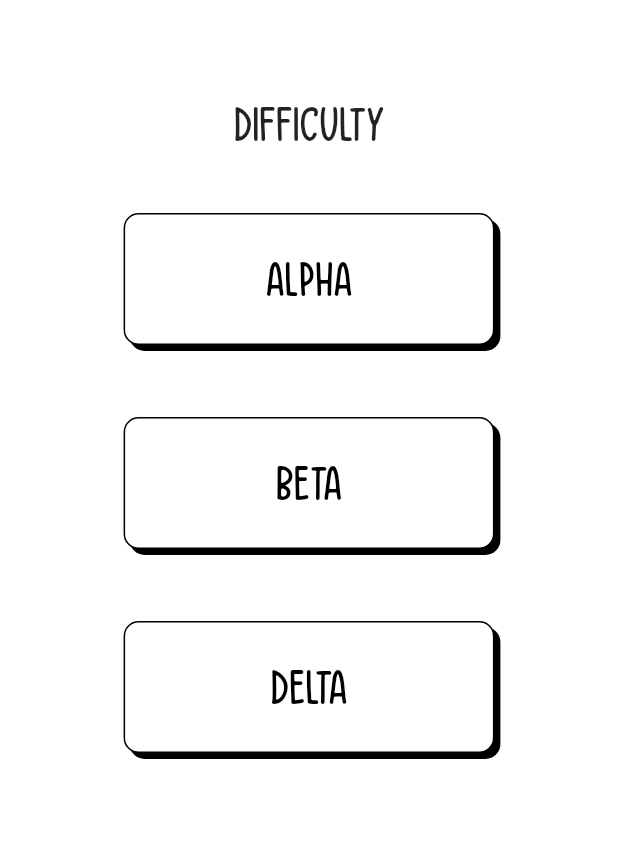
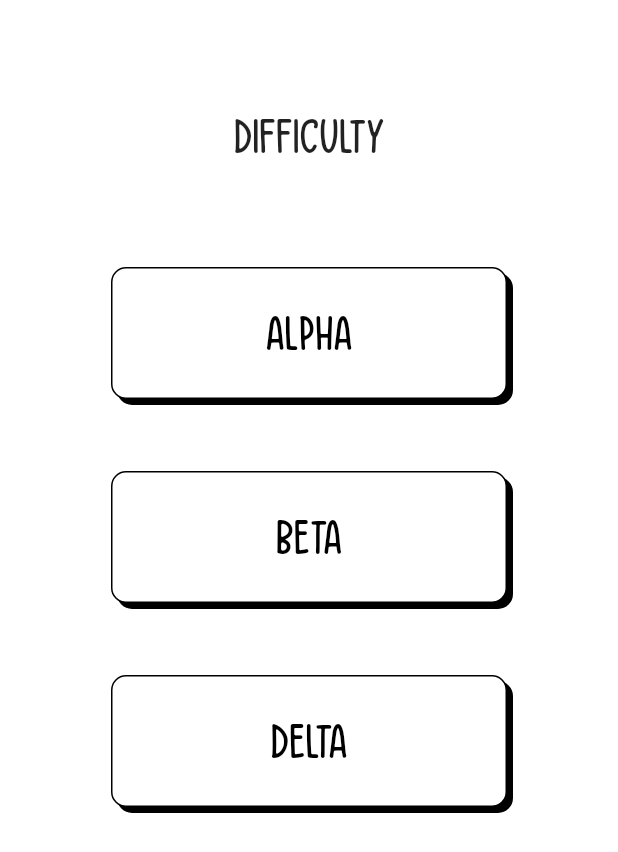
Before and after one commit to dylan-develop/leave_me_alone, a Flutter app: the screen it shows after launch, after a tap on "start now", on a phone screen of 412 x 824 dp. Shown: the top 852 px of the screen. Run offline on Flutter 3.47's test engine with Material 2 defaults, Android fonts, the phone set to English and light mode, and no system bars; our stand-ins replace beamer, bloc, equatable, flutter_bloc, flutter_svg.

Commit message:
Update difficulties page

```diff
--- a/lib/components/app_header.dart
+++ b/lib/components/app_header.dart
@@ -40,7 +40,6 @@ class AppHeader extends StatelessWidget {
                   onTap: () {
                     showSlideDialog(
                       context: context,
-                      beginOffset: const Offset(-1, 0),
                       child: const SideMenu(),
                     );
                   },
--- a/lib/components/elevated_button.dart
+++ b/lib/components/elevated_button.dart
@@ -7,6 +7,7 @@ class CustomElevatedButton extends StatefulWidget {
   final double fontSize;
   final String fontFamily;
   final EdgeInsets? padding;
+  final Function(bool isHover)? onHoverCallback;
 
   const CustomElevatedButton({
     Key? key,
@@ -15,6 +16,7 @@ class CustomElevatedButton extends StatefulWidget {
     this.fontSize = 24,
     this.fontFamily = 'HandWriting',
     this.padding,
+    this.onHoverCallback,
   }) : super(key: key);
 
   @override
@@ -31,12 +33,14 @@ class _CustomElevatedButtonState extends State<CustomElevatedButton> {
       cursor: SystemMouseCursors.click,
       onEnter: (onEnter) {
         onHover = true;
+        widget.onHoverCallback?.call(true);
         setState(() {
           isTapped = true;
         });
       },
       onExit: (onExit) {
         onHover = false;
+        widget.onHoverCallback?.call(false);
         setState(() {
           isTapped = false;
         });
@@ -49,6 +53,7 @@ class _CustomElevatedButtonState extends State<CustomElevatedButton> {
           setState(() {
             isTapped = true;
           });
+          widget.onHoverCallback?.call(true);
         },
         onTapUp: (event) {
           setState(() {
@@ -56,6 +61,7 @@ class _CustomElevatedButtonState extends State<CustomElevatedButton> {
               isTapped = false;
             }
           });
+          widget.onHoverCallback?.call(false);
         },
         onTapCancel: () {
           setState(() {
@@ -63,6 +69,7 @@ class _CustomElevatedButtonState extends State<CustomElevatedButton> {
               isTapped = false;
             }
           });
+          widget.onHoverCallback?.call(false);
         },
         child: LayoutBuilder(
           builder: (context, constraints) {
--- a/lib/helpers/modal_helper.dart
+++ b/lib/helpers/modal_helper.dart
@@ -1,3 +1,5 @@
+import 'dart:ui';
+
 import 'package:flutter/material.dart';
 
 Future<T?> showScaleDialog<T>({
@@ -43,7 +45,9 @@ Future<T?> showSlideDialog<T>({
           curve: Curves.easeInOut,
         );
 
-        return SlideTransition(
+        return BackdropFilter(
+          filter: ImageFilter.blur(sigmaX: 2.0, sigmaY: 2.0),
+          child: SlideTransition(
             position: Tween<Offset>(
               begin: beginOffset ?? const Offset(0.0, 1.0),
               end: Offset.zero,
@@ -51,6 +55,7 @@ Future<T?> showSlideDialog<T>({
             child: FadeTransition(
               opacity: curvedAnimation,
               child: widget,
+            ),
           ),
         );
       },
--- a/lib/main.dart
+++ b/lib/main.dart
@@ -1,4 +1,5 @@
 import 'package:beamer/beamer.dart';
+import 'package:flutter/foundation.dart';
 import 'package:flutter/material.dart';
 import 'package:flutter/services.dart';
 import 'package:flutter_bloc/flutter_bloc.dart';
@@ -15,7 +16,7 @@ void main() async {
       DeviceOrientation.portraitUp,
       DeviceOrientation.portraitDown,
     ],
-  ); //
+  );
   runApp(MyApp());
 }
 
@@ -29,16 +30,19 @@ class MyApp extends StatelessWidget {
               key: ValueKey('onboard'),
               title: 'Welcome',
               child: OnboardPage(),
+              type: kIsWeb ? BeamPageType.fadeTransition : BeamPageType.cupertino,
             ),
         '/difficulties': (context, state, data) => const BeamPage(
               key: ValueKey('difficulties'),
               title: 'Difficulties',
               child: DifficultiesPage(),
+              type: kIsWeb ? BeamPageType.fadeTransition : BeamPageType.cupertino,
             ),
         '/puzzle': (context, state, data) => const BeamPage(
               key: ValueKey('puzzle'),
               title: 'Puzzle',
               child: GamePage(),
+              type: kIsWeb ? BeamPageType.fadeTransition : BeamPageType.cupertino,
             ),
       },
     ),
--- a/lib/screens/difficulties.dart
+++ b/lib/screens/difficulties.dart
@@ -7,115 +7,134 @@ import 'package:slide_puzzle/components/page_container.dart';
 import 'package:slide_puzzle/components/responsive_layout_builder.dart';
 import 'package:slide_puzzle/models/puzzle.dart';
 
-class DifficultiesPage extends StatelessWidget {
+class DifficultiesPage extends StatefulWidget {
   const DifficultiesPage({Key? key}) : super(key: key);
+
+  @override
+  State<DifficultiesPage> createState() => _DifficultiesPageState();
+}
+
+class _DifficultiesPageState extends State<DifficultiesPage> {
+  bool _showLevelDescription = false;
+  String _levelDescription = '';
+
+  String getLevelDescription(PuzzleDifficulty difficulty) {
+    switch (difficulty) {
+      case PuzzleDifficulty.beta:
+        return 'Ready? Beta is coming';
+      case PuzzleDifficulty.delta:
+        return 'Where\'s your mask?';
+      default:
+        return 'You like stupid game huh';
+    }
+  }
 
   @override
   Widget build(BuildContext context) {
     return PageContainer(
-      child: ResponsiveLayoutBuilder(
-        mobile: LayoutBuilder(
-          builder: (context, constraints) {
-            return Padding(
-              padding: EdgeInsets.symmetric(
-                horizontal: constraints.maxWidth * 0.2,
-              ),
       child: SingleChildScrollView(
         child: Column(
+          mainAxisAlignment: MainAxisAlignment.center,
           crossAxisAlignment: CrossAxisAlignment.stretch,
-                  mainAxisAlignment: MainAxisAlignment.center,
           children: [
-                    Center(
-                      child: Container(
-                        margin: const EdgeInsets.only(
-                          bottom: 16,
+            Container(
+              margin: const EdgeInsets.symmetric(vertical: 8),
+              child: const ResponsiveLayoutBuilder(
+                mobile: Text(
+                  'DIFFICULTY',
+                  style: TextStyle(
+                    fontFamily: 'ThinkBig',
+                    fontSize: 32,
                   ),
-                        child: const Text(
-                          'Difficulty',
+                  textAlign: TextAlign.center,
+                ),
+                desktop: Text(
+                  'DIFFICULTY',
                   style: TextStyle(
-                            fontSize: 32,
                     fontFamily: 'ThinkBig',
+                    fontSize: 72,
                   ),
                   textAlign: TextAlign.center,
                 ),
               ),
             ),
+            AnimatedOpacity(
+              opacity: _showLevelDescription ? 1 : 0,
+              duration: const Duration(milliseconds: 500),
+              child: Container(
+                key: ValueKey(_levelDescription),
+                margin: const EdgeInsets.symmetric(vertical: 8),
+                child: ResponsiveLayoutBuilder(
+                  mobile: Text(
+                    _levelDescription,
+                    style: const TextStyle(
+                      fontFamily: 'HandWriting',
+                      fontSize: 20,
+                    ),
+                    textAlign: TextAlign.center,
+                  ),
+                  desktop: Text(
+                    _levelDescription,
+                    style: const TextStyle(
+                      fontFamily: 'HandWriting',
+                      fontSize: 36,
+                    ),
+                    textAlign: TextAlign.center,
+                  ),
+                ),
+              ),
+            ),
             for (final difficulty in PuzzleDifficulty.values)
-                      Container(
+              Center(
+                child: Container(
                   margin: const EdgeInsets.symmetric(vertical: 24),
-                        child: CustomElevatedButton(
+                  child: ConstrainedBox(
+                    constraints: const BoxConstraints(
+                      minWidth: 264,
+                    ),
+                    child: SizedBox(
+                      width: MediaQuery.of(context).size.width * 0.3,
+                      child: ResponsiveLayoutBuilder(
+                        mobile: CustomElevatedButton(
                           title: difficulty.name,
                           fontFamily: 'ThinkBig',
                           fontSize: 32,
                           padding: const EdgeInsets.symmetric(
                             vertical: 24,
                           ),
+                          onHoverCallback: (bool value) {
+                            setState(() {
+                              _showLevelDescription = value;
+                            });
+                            _levelDescription = getLevelDescription(difficulty);
+                          },
                           onPressed: () {
+                            context.beamToNamed('/puzzle');
                             context.read<PuzzleBloc>().add(PuzzleInitialized(difficulty: difficulty));
-                            context.beamToNamed('/puzzle');
                           },
                         ),
-                      ),
-                  ],
-                ),
-              ),
-            );
-          },
-        ),
-        desktop: Row(
-          children: [
-            Expanded(
-              child: Container(),
-            ),
-            Expanded(
-              child: SingleChildScrollView(
-                child: Container(
-                  padding: const EdgeInsets.symmetric(
-                    horizontal: 24,
-                  ),
-                  child: Column(
-                    crossAxisAlignment: CrossAxisAlignment.stretch,
-                    mainAxisAlignment: MainAxisAlignment.center,
-                    children: [
-                      Center(
-                        child: Container(
-                          margin: const EdgeInsets.only(
-                            bottom: 16,
-                          ),
-                          child: const Text(
-                            'Difficulty',
-                            style: TextStyle(
-                              fontSize: 72,
-                              fontFamily: 'ThinkBig',
-                            ),
-                            textAlign: TextAlign.center,
-                          ),
-                        ),
-                      ),
-                      for (final difficulty in PuzzleDifficulty.values)
-                        Container(
-                          margin: const EdgeInsets.symmetric(vertical: 24),
-                          child: CustomElevatedButton(
+                        desktop: CustomElevatedButton(
                           title: difficulty.name,
                           fontFamily: 'ThinkBig',
                           fontSize: 48,
                           padding: const EdgeInsets.symmetric(
-                              vertical: 24,
+                            vertical: 36,
                           ),
+                          onHoverCallback: (bool value) {
+                            setState(() {
+                              _showLevelDescription = value;
+                            });
+                            _levelDescription = getLevelDescription(difficulty);
+                          },
                           onPressed: () {
-                              context.read<PuzzleBloc>().add(
-                                  PuzzleInitialized(difficulty: difficulty));
                             context.beamToNamed('/puzzle');
+                            context.read<PuzzleBloc>().add(PuzzleInitialized(difficulty: difficulty));
                           },
-                          ),
-                        ),
-                    ],
                         ),
                       ),
                     ),
                   ),
-            Expanded(
-              child: Container(),
+                ),
               ),
           ],
         ),
```
Lines whose indentation alone changed are shown as unchanged.
